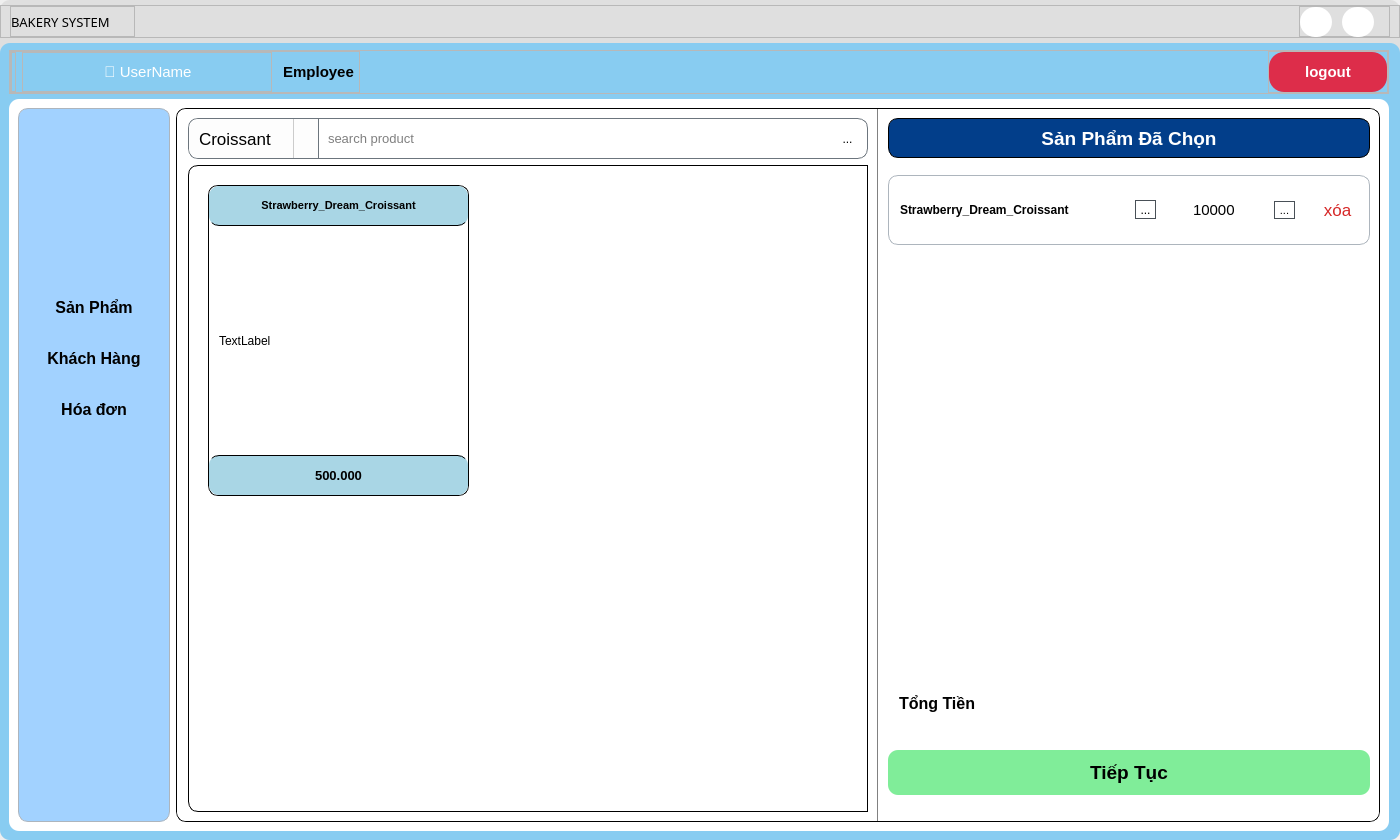
This is UI/forms/employee/employee_main_screen.ui in yuukun123/bakery-management-system as Qt 5 draws it before an edit. The edited form follows.
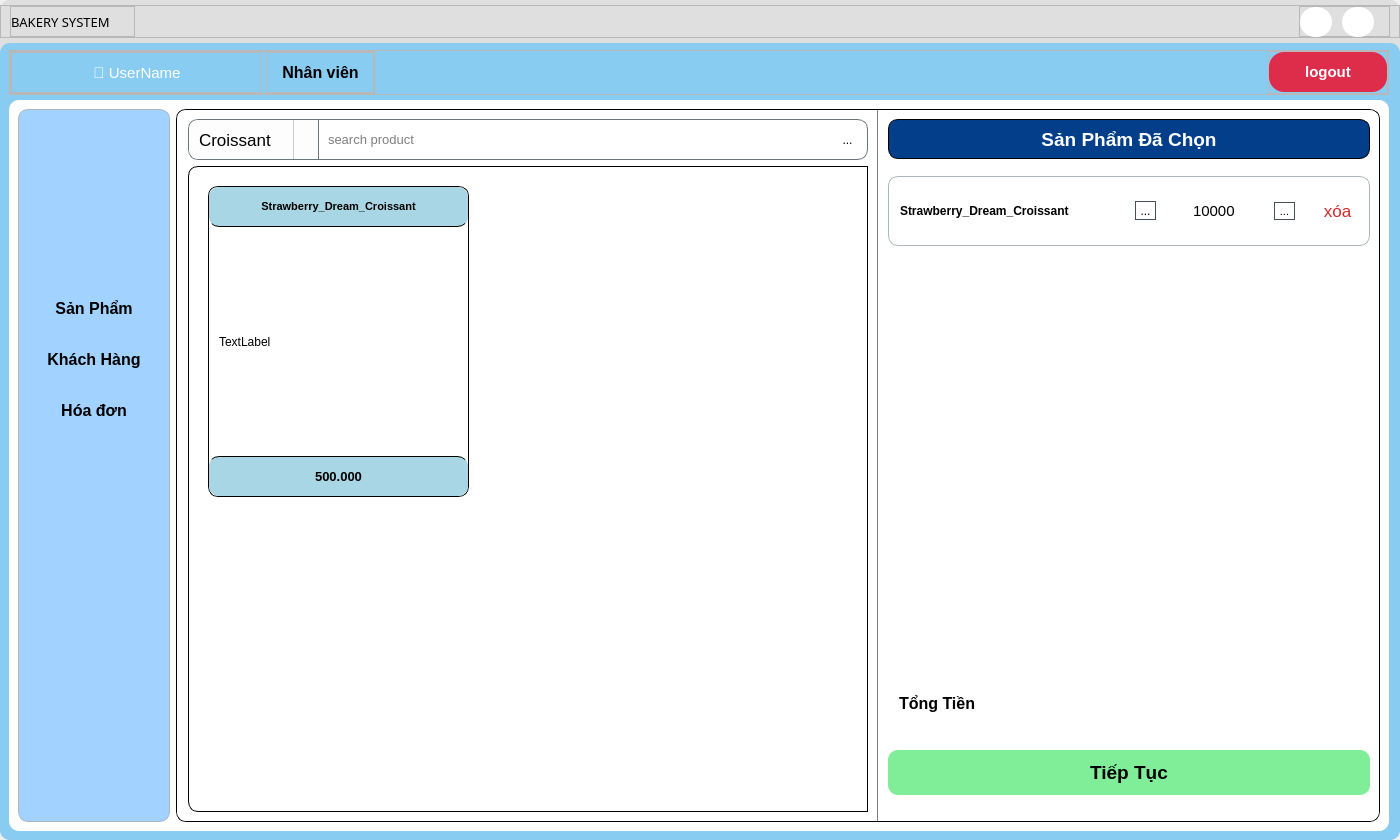
This is the edited form. Icons and pictures are not drawn.

What changed in the file:
```diff
--- a/UI/forms/employee/employee_main_screen.ui
+++ b/UI/forms/employee/employee_main_screen.ui
@@ -312,7 +312,7 @@
               <widget class="QFrame" name="frame_9">
                <property name="minimumSize">
                 <size>
-                 <width>350</width>
+                 <width>365</width>
                  <height>0</height>
                 </size>
                </property>
@@ -341,42 +341,6 @@
                 <property name="bottomMargin">
                  <number>0</number>
                 </property>
-                <item>
-                 <widget class="QFrame" name="frame_7">
-                  <property name="maximumSize">
-                   <size>
-                    <width>105</width>
-                    <height>16777215</height>
-                   </size>
-                  </property>
-                  <property name="font">
-                   <font>
-                    <weight>75</weight>
-                    <bold>true</bold>
-                   </font>
-                  </property>
-                  <property name="frameShape">
-                   <enum>QFrame::StyledPanel</enum>
-                  </property>
-                  <property name="frameShadow">
-                   <enum>QFrame::Raised</enum>
-                  </property>
-                  <layout class="QVBoxLayout" name="verticalLayout_5">
-                   <property name="leftMargin">
-                    <number>0</number>
-                   </property>
-                   <property name="topMargin">
-                    <number>0</number>
-                   </property>
-                   <property name="rightMargin">
-                    <number>0</number>
-                   </property>
-                   <property name="bottomMargin">
-                    <number>0</number>
-                   </property>
-                  </layout>
-                 </widget>
-                </item>
                 <item>
                  <widget class="QFrame" name="frame">
                   <property name="maximumSize">
@@ -446,24 +410,66 @@
                  </widget>
                 </item>
                 <item>
-                 <widget class="QLabel" name="role_label">
+                 <widget class="QFrame" name="frame_7">
+                  <property name="maximumSize">
+                   <size>
+                    <width>130</width>
+                    <height>16777215</height>
+                   </size>
+                  </property>
                   <property name="font">
                    <font>
-                    <pointsize>11</pointsize>
                     <weight>75</weight>
                     <bold>true</bold>
                    </font>
                   </property>
-                  <property name="styleSheet">
-                   <string notr="true">color: rgb(0, 0, 0);
+                  <property name="frameShape">
+                   <enum>QFrame::StyledPanel</enum>
+                  </property>
+                  <property name="frameShadow">
+                   <enum>QFrame::Raised</enum>
+                  </property>
+                  <layout class="QVBoxLayout" name="verticalLayout_5">
+                   <property name="spacing">
+                    <number>0</number>
+                   </property>
+                   <property name="leftMargin">
+                    <number>0</number>
+                   </property>
+                   <property name="topMargin">
+                    <number>0</number>
+                   </property>
+                   <property name="rightMargin">
+                    <number>0</number>
+                   </property>
+                   <property name="bottomMargin">
+                    <number>0</number>
+                   </property>
+                   <item>
+                    <widget class="QLabel" name="role_label">
+                     <property name="font">
+                      <font>
+                       <pointsize>12</pointsize>
+                       <weight>75</weight>
+                       <bold>true</bold>
+                      </font>
+                     </property>
+                     <property name="styleSheet">
+                      <string notr="true">color: rgb(0, 0, 0);
 padding:10px 5px;</string>
-                  </property>
-                  <property name="text">
-                   <string>Employee</string>
-                  </property>
-                  <property name="alignment">
-                   <set>Qt::AlignCenter</set>
-                  </property>
+                     </property>
+                     <property name="text">
+                      <string>Nhân viên</string>
+                     </property>
+                     <property name="alignment">
+                      <set>Qt::AlignCenter</set>
+                     </property>
+                     <property name="margin">
+                      <number>0</number>
+                     </property>
+                    </widget>
+                   </item>
+                  </layout>
                  </widget>
                 </item>
                </layout>
```
